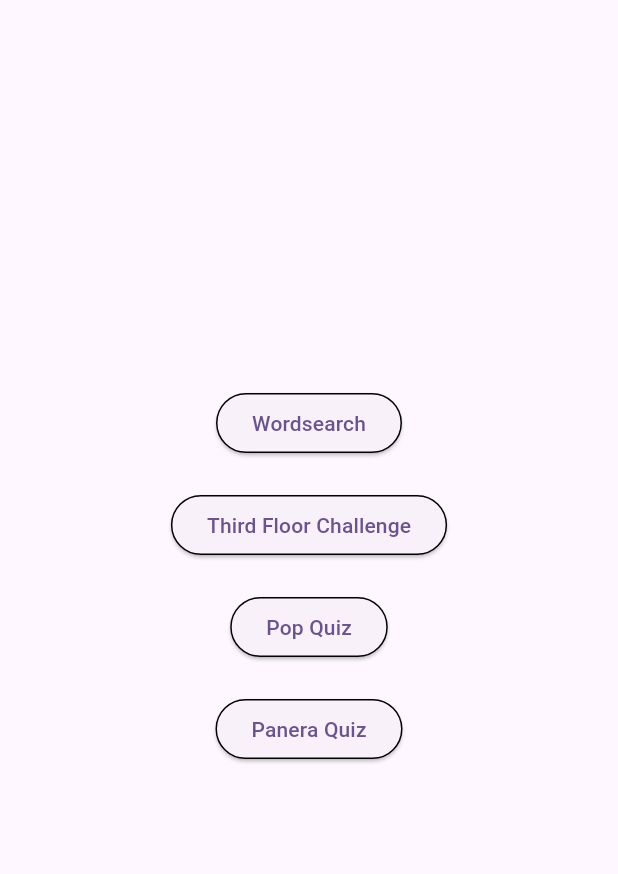
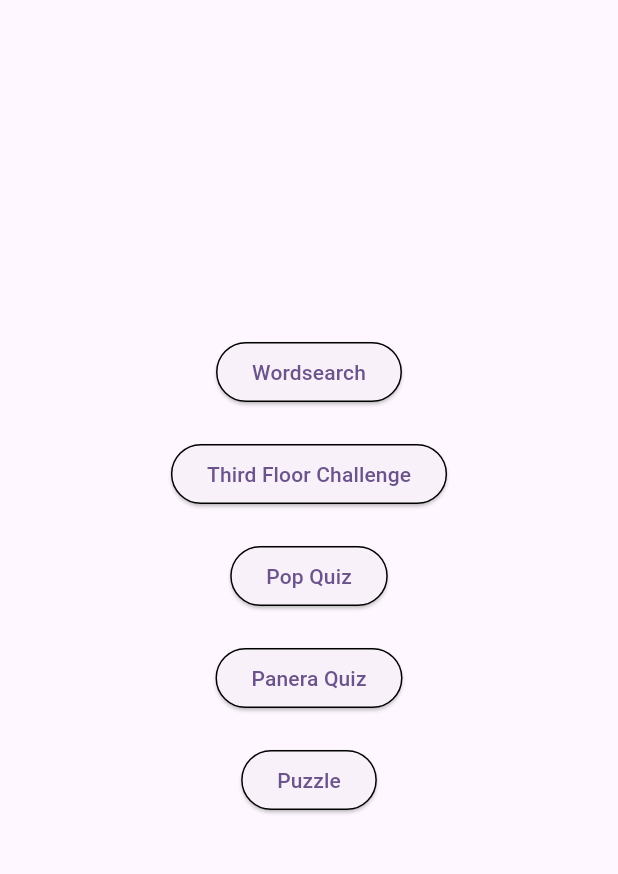
Before and after one commit to maureensanchez99/app6, a Flutter app: the HomePage screen opened directly, on a phone screen of 412 x 824 dp, the part 84-958 px from its top. Run offline on Flutter 3.47's test engine with Material 3 defaults, Android fonts, the phone set to English and light mode, and no system bars.

Commit message:
started making puzzle for capstone stairs

```diff
--- a/lib/pages/home_page.dart
+++ b/lib/pages/home_page.dart
@@ -3,6 +3,7 @@
 import 'thirdfloor_page.dart';
 import 'popquiz_page.dart';
 import 'paneraquiz_page.dart';
+import 'capstone_stairs.dart';
 
 class HomePage extends StatelessWidget {
   const HomePage({super.key, required this.title});
@@ -64,6 +65,17 @@
               ),
               child: const Text("Panera Quiz"),
             ),
+            const SizedBox(height: 20),
+            ElevatedButton(
+              onPressed: () => Navigator.push(
+                context,
+                MaterialPageRoute(builder: (context) => const CapstoneStairs()),
+              ),
+              style: OutlinedButton.styleFrom(
+                side: const BorderSide(color: Colors.black),
+              ),
+              child: const Text("Puzzle"),
+            ),
           ],
         ),
       ),
```
Also changed, not shown: lib/pages/capstone_stairs.dart (added, +30 -0 lines).
